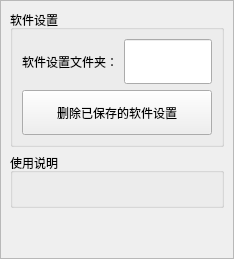
This is app/ui/main_window/settings/software_settings_page.ui in GitHub3651/shenyinocr as Qt 5 draws it before an edit. The edited form follows.
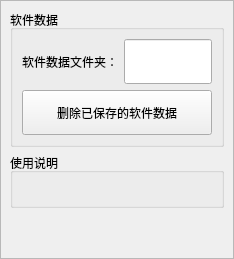
This is the edited form.

The edit to the form file:
```diff
--- a/app/ui/main_window/settings/software_settings_page.ui
+++ b/app/ui/main_window/settings/software_settings_page.ui
@@ -41,7 +41,7 @@
        <item row="0" column="0">
     <widget class="QGroupBox" name="groupBox_softwareData">
      <property name="title">
-      <string>软件设置</string>
+      <string>软件数据</string>
      </property>
      <layout class="QFormLayout" name="formLayout_softwareData">
       <item row="0" column="0">
@@ -53,7 +53,7 @@
          </size>
         </property>
         <property name="text">
-         <string>软件设置文件夹：</string>
+         <string>软件数据文件夹：</string>
         </property>
        </widget>
       </item>
@@ -88,7 +88,7 @@
          <string>删除当前 Windows 用户的软件设置文件并关闭软件，不删除产品模板、识别图片、授权文件或日志。</string>
         </property>
         <property name="text">
-         <string>删除已保存的软件设置</string>
+         <string>删除已保存的软件数据</string>
         </property>
         <property name="uiRole" stdset="0">
          <string>danger</string>
```
